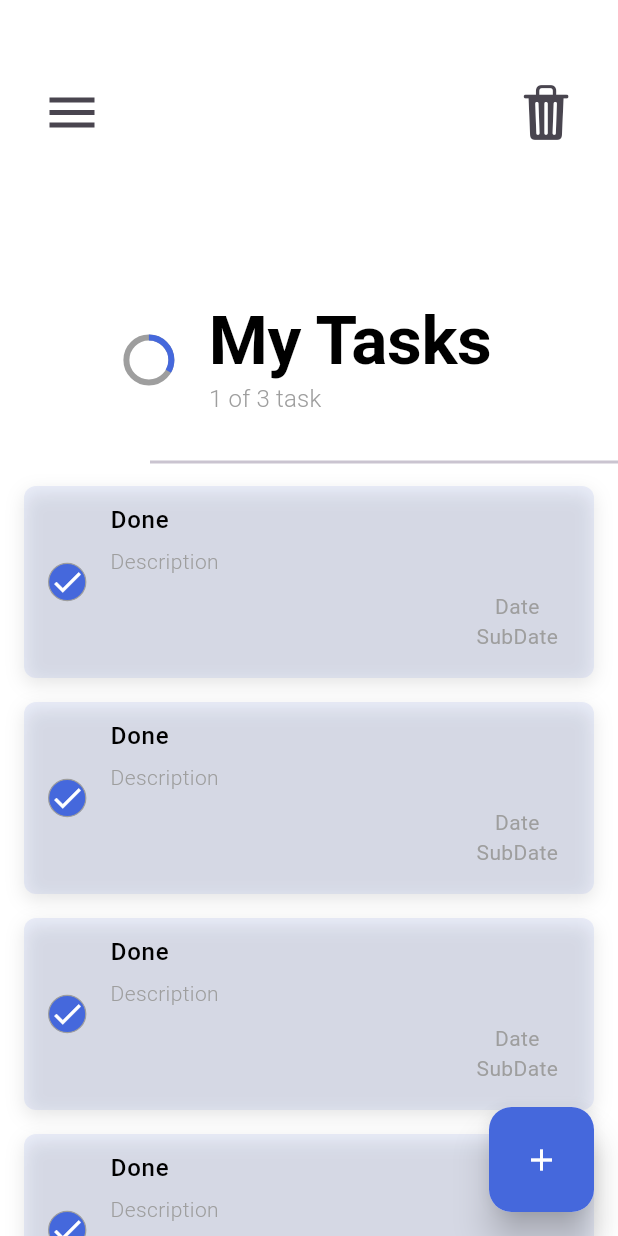
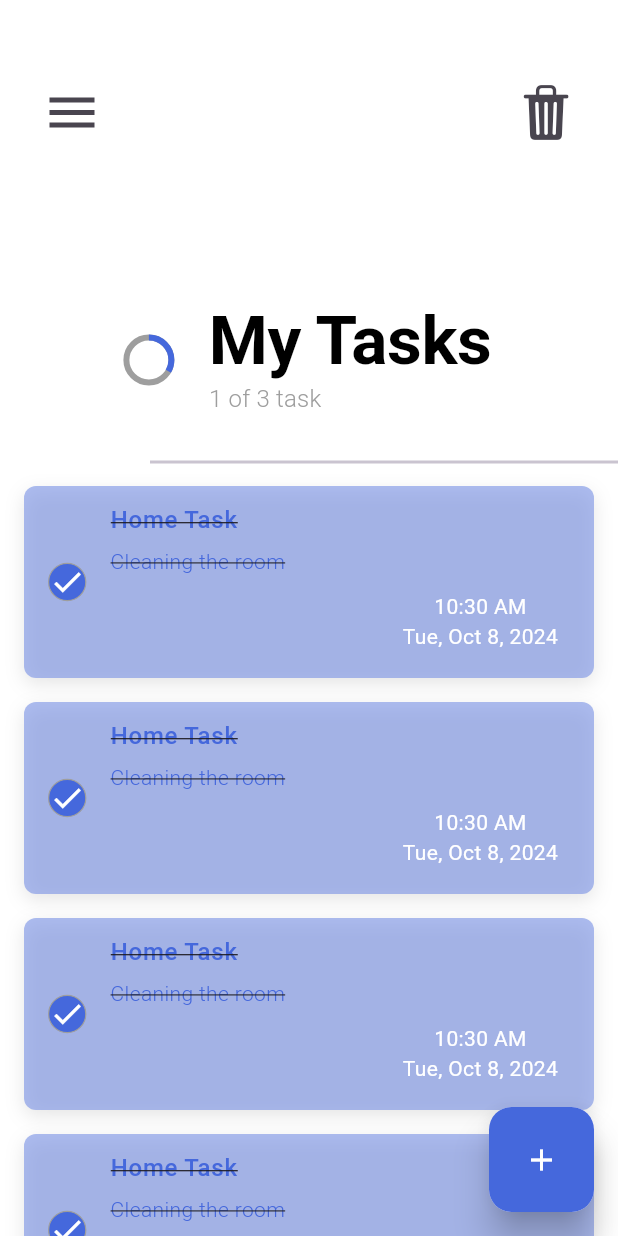
Before and after one commit to yaminmuhammad/todidu, a Flutter app: the screen it shows after launch, on a phone screen of 412 x 824 dp. Run offline on Flutter 3.47's test engine with Material 3 defaults, Android fonts, the phone set to English and light mode, and no system bars; drawn by our look-alikes of flutter_slider_drawer; our stand-ins replace animate_do, hive, hive_flutter, lottie; missing offline and left inert: flutter_cupertino_date_picker_fork, ftoast, panara_dialogs; accounts and stored records are empty.

Commit message:
refactor: text editing cotroller

```diff
--- a/lib/data/hive_data_store.dart
+++ b/lib/data/hive_data_store.dart
@@ -3,6 +3,7 @@ import 'package:hive/hive.dart';
 import 'package:hive_flutter/hive_flutter.dart';
 import 'package:todidu/models/task.dart';
 
+// CRUD
 class HiveDataStore {
   // Box Name - String
   static const boxName = 'taskBox';
--- a/lib/main.dart
+++ b/lib/main.dart
@@ -24,6 +24,9 @@ Future<void> main() async {
   });
   runApp(BaseWidget(child: const MyApp()));
 }
+
+// the inherited widget provides us with a convient way
+// to pass data to between widget
 
 class BaseWidget extends InheritedWidget {
   BaseWidget({Key? key, required this.child}) : super(key: key, child: child);
--- a/lib/views/home/components/fab.dart
+++ b/lib/views/home/components/fab.dart
@@ -17,7 +17,11 @@ class Fab extends StatelessWidget {
         Navigator.push(
           context,
           CupertinoPageRoute(
-            builder: (_) => const TaskView(),
+            builder: (_) => const TaskView(
+              titleTaskController: null,
+              descriptionTaskController: null,
+              task: null,
+            ),
           ),
         );
       },
--- a/lib/views/home/home_view.dart
+++ b/lib/views/home/home_view.dart
@@ -3,6 +3,7 @@ import 'package:flutter/material.dart';
 import 'package:flutter_slider_drawer/flutter_slider_drawer.dart';
 import 'package:lottie/lottie.dart';
 import 'package:todidu/extensions/space_exs.dart';
+import 'package:todidu/models/task.dart';
 import 'package:todidu/utils/app_colors.dart';
 import 'package:todidu/utils/app_str.dart';
 import 'package:todidu/utils/constants.dart';
@@ -153,7 +154,18 @@ class _HomeViewState extends State<HomeView> {
                         key: Key(
                           index.toString(),
                         ),
-                        child: const TaskWidget(),
+                        child: TaskWidget(
+                          // This is only for test
+
+                          task: Task(
+                            id: '1',
+                            title: 'Home Task',
+                            subTitle: 'Cleaning the room',
+                            createdAtTime: DateTime.now(),
+                            updatedAtDate: DateTime.now(),
+                            isCompleted: true,
+                          ),
+                        ),
                       );
                     },
                   )
--- a/lib/views/home/widget/task_widget.dart
+++ b/lib/views/home/widget/task_widget.dart
@@ -1,23 +1,54 @@
 import 'package:flutter/material.dart';
+import 'package:intl/intl.dart';
+import 'package:todidu/models/task.dart';
 import 'package:todidu/utils/app_colors.dart';
 
-class TaskWidget extends StatelessWidget {
+class TaskWidget extends StatefulWidget {
   const TaskWidget({
-    super.key,
-  });
+    Key? key,
+    required this.task,
+  }) : super(key: key);
+
+  final Task task;
+
+  @override
+  State<TaskWidget> createState() => _TaskWidgetState();
+}
+
+class _TaskWidgetState extends State<TaskWidget> {
+  TextEditingController textEditingControllerForTitle = TextEditingController();
+  TextEditingController textEditingControllerForSubTitle =
+      TextEditingController();
+
+  @override
+  void initState() {
+    textEditingControllerForTitle.text = widget.task.title;
+    textEditingControllerForSubTitle.text = widget.task.subTitle;
+    super.initState();
+  }
+
+  @override
+  void dispose() {
+    textEditingControllerForTitle.dispose();
+    textEditingControllerForSubTitle.dispose();
+    super.dispose();
+  }
 
   @override
   Widget build(BuildContext context) {
     return GestureDetector(
       onTap: () {},
       child: AnimatedContainer(
+        duration: const Duration(milliseconds: 600),
         margin: const EdgeInsets.symmetric(
           horizontal: 16,
           vertical: 8,
         ),
         decoration: BoxDecoration(
           borderRadius: BorderRadius.circular(8),
-          color: AppColors.primaryColor.withOpacity(0.1),
+          color: widget.task.isCompleted
+              ? const Color.fromARGB(154, 119, 144, 229)
+              : Colors.white,
           boxShadow: [
             BoxShadow(
               color: Colors.black.withOpacity(.1),
@@ -29,7 +60,6 @@ class TaskWidget extends StatelessWidget {
             ),
           ],
         ),
-        duration: const Duration(milliseconds: 600),
         child: ListTile(
           // Check Icon
           leading: GestureDetector(
@@ -41,7 +71,9 @@ class TaskWidget extends StatelessWidget {
                 milliseconds: 600,
               ),
               decoration: BoxDecoration(
-                color: AppColors.primaryColor,
+                color: widget.task.isCompleted
+                    ? AppColors.primaryColor
+                    : Colors.white,
                 shape: BoxShape.circle,
                 border: Border.all(
                   color: Colors.grey,
@@ -56,31 +88,37 @@ class TaskWidget extends StatelessWidget {
           ),
 
           // Task title
-          title: const Padding(
+          title: Padding(
             padding: const EdgeInsets.only(
               bottom: 5,
               top: 3,
             ),
             child: Text(
-              "Done",
+              textEditingControllerForTitle.text,
               style: TextStyle(
-                color: Colors.black,
+                color: AppColors.primaryColor,
                 fontWeight: FontWeight.w500,
-                // decoration: TextDecoration.lineThrough,
+                decoration:
+                    widget.task.isCompleted ? TextDecoration.lineThrough : null,
               ),
             ),
           ),
 
           // Task description
-          subtitle: const Column(
+          subtitle: Column(
             crossAxisAlignment: CrossAxisAlignment.start,
             children: [
               // Description of Task
               Text(
-                "Description",
+                textEditingControllerForSubTitle.text,
                 style: TextStyle(
-                  color: Colors.grey,
+                  color: widget.task.isCompleted
+                      ? AppColors.primaryColor
+                      : Colors.black,
                   fontWeight: FontWeight.w300,
+                  decoration: widget.task.isCompleted
+                      ? TextDecoration.lineThrough
+                      : null,
                 ),
               ),
 
@@ -96,17 +134,21 @@ class TaskWidget extends StatelessWidget {
                     mainAxisAlignment: MainAxisAlignment.center,
                     children: [
                       Text(
-                        "Date",
+                        DateFormat('hh:mm a').format(widget.task.createdAtTime),
                         style: TextStyle(
                           fontSize: 14,
-                          color: Colors.grey,
+                          color: widget.task.isCompleted
+                              ? Colors.white
+                              : Colors.grey,
                         ),
                       ),
                       Text(
-                        "SubDate",
+                        DateFormat.yMMMEd().format(widget.task.createdAtTime),
                         style: TextStyle(
                           fontSize: 14,
-                          color: Colors.grey,
+                          color: widget.task.isCompleted
+                              ? Colors.white
+                              : Colors.grey,
                         ),
                       ),
                     ],
--- a/lib/views/tasks/components/rep_textfield.dart
+++ b/lib/views/tasks/components/rep_textfield.dart
@@ -8,7 +8,7 @@ class RepTextField extends StatelessWidget {
     this.isForDescription = false,
   });
 
-  final TextEditingController controller;
+  final TextEditingController? controller;
   final bool isForDescription;
 
   @override
--- a/lib/views/tasks/task_view.dart
+++ b/lib/views/tasks/task_view.dart
@@ -3,6 +3,7 @@ import 'dart:developer';
 import 'package:flutter/material.dart';
 import 'package:flutter_cupertino_date_picker_fork/flutter_cupertino_date_picker_fork.dart';
 import 'package:todidu/extensions/space_exs.dart';
+import 'package:todidu/models/task.dart';
 import 'package:todidu/utils/app_colors.dart';
 import 'package:todidu/utils/app_str.dart';
 import 'package:todidu/views/tasks/components/date_time_selection.dart';
@@ -10,17 +11,22 @@ import 'package:todidu/views/tasks/components/rep_textfield.dart';
 import 'package:todidu/views/tasks/widget/task_view_app_bar.dart';
 
 class TaskView extends StatefulWidget {
-  const TaskView({super.key});
+  const TaskView({
+    super.key,
+    required this.titleTaskController,
+    required this.descriptionTaskController,
+    required this.task,
+  });
+
+  final TextEditingController? titleTaskController;
+  final TextEditingController? descriptionTaskController;
+  final Task? task;
 
   @override
   State<TaskView> createState() => _TaskViewState();
 }
 
 class _TaskViewState extends State<TaskView> {
-  final TextEditingController titleTaskController = TextEditingController();
-  final TextEditingController descriptionTaskController =
-      TextEditingController();
-
   @override
   Widget build(BuildContext context) {
     var textTheme = Theme.of(context).textTheme;
@@ -134,13 +140,13 @@ class _TaskViewState extends State<TaskView> {
 
           // Task Title
           RepTextField(
-            controller: titleTaskController,
+            controller: widget.titleTaskController,
           ),
 
           10.h,
 
           RepTextField(
-            controller: descriptionTaskController,
+            controller: widget.descriptionTaskController,
             isForDescription: true,
           ),
 
```
